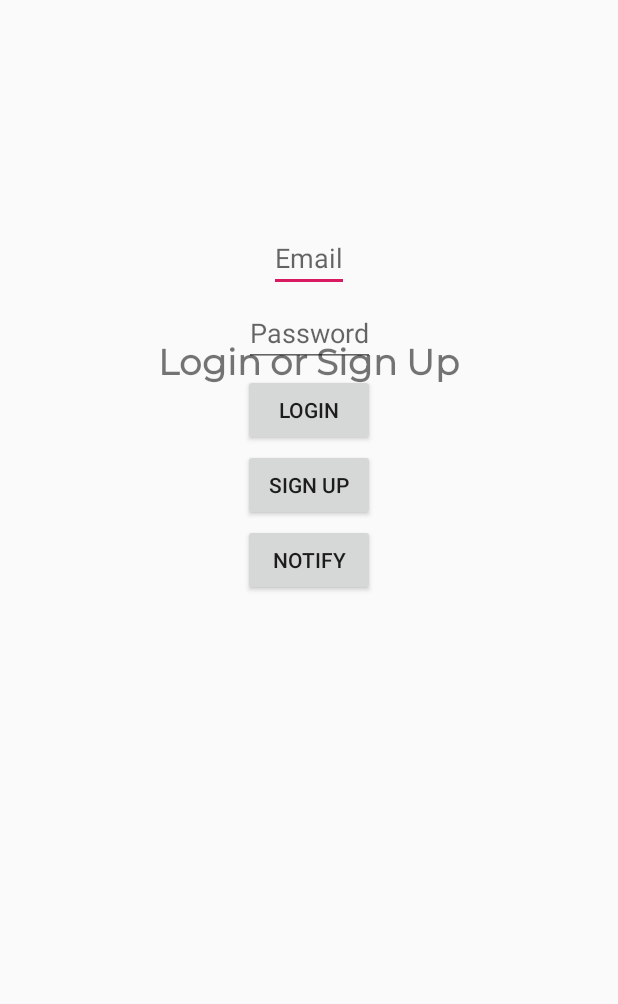
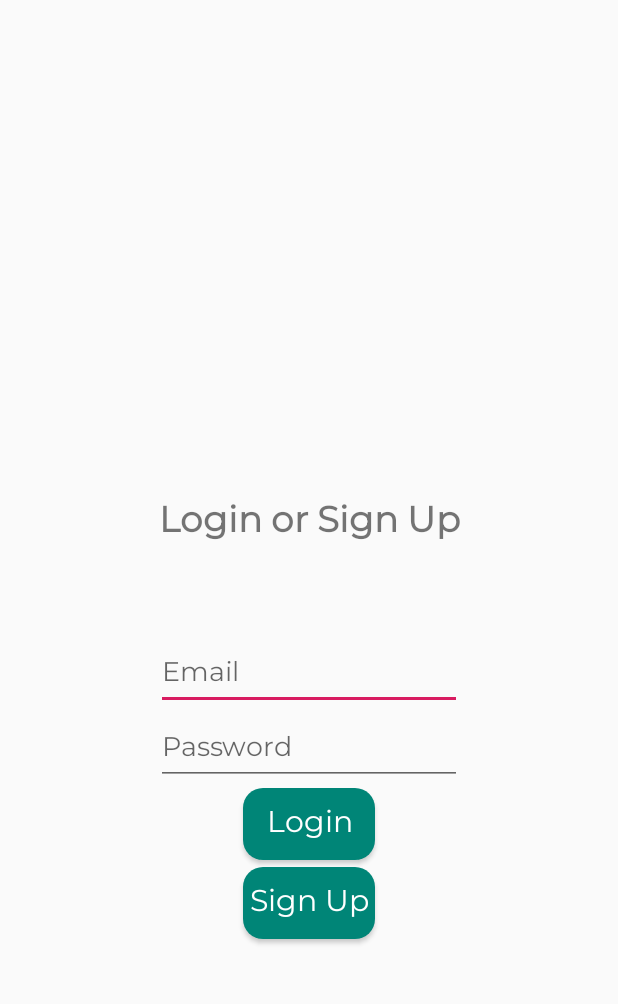
Before and after one commit to apgearhart1/Vend_, an Android app: the screen it shows after launch (login), on a phone screen of 412 x 824 dp, the part 226-1230 px from its top. Run offline under Robolectric (Android 15) with nearby library versions, the phone set to English and light mode, and no system bars; our stand-ins replace Firebase (no records; nobody signed in at launch, a user with empty details on screens opened directly); 1 statement that could not run was skipped.

Commit message:
Fixed Frontpage layout
Font may need to be changed

```diff
--- /dev/null
+++ b/app/src/main/res/drawable/buttonshape.xml
@@ -0,0 +1,18 @@
+<?xml version="1.0" encoding="utf-8"?>
+<shape xmlns:android="http://schemas.android.com/apk/res/android"
+    android:shape="rectangle">
+
+    <corners
+        android:radius="13dp"
+
+    />
+
+    <solid
+        android:color="#008577"
+    />
+
+    <size
+        android:width="48dp"
+        android:height="28dp"
+        />
+</shape>
--- a/app/src/main/res/layout/activity_add_spot.xml
+++ b/app/src/main/res/layout/activity_add_spot.xml
@@ -12,6 +12,8 @@
         android:layout_height="wrap_content"
         android:layout_marginStart="16dp"
         android:layout_marginTop="16dp"
+        android:width="250dp"
+        android:height="80dp"
         android:ems="10"
         android:hint="Name"
         android:inputType="textPersonName"
@@ -22,6 +24,8 @@
         android:id="@+id/longitude"
         android:layout_width="wrap_content"
         android:layout_height="wrap_content"
+        android:width="250dp"
+        android:height="80dp"
         android:layout_marginStart="16dp"
         android:layout_marginTop="18dp"
         android:ems="10"
@@ -34,6 +38,8 @@
         android:id="@+id/latitude"
         android:layout_width="wrap_content"
         android:layout_height="wrap_content"
+        android:width="250dp"
+        android:height="80dp"
         android:layout_marginStart="16dp"
         android:layout_marginTop="19dp"
         android:ems="10"
@@ -46,6 +52,8 @@
         android:id="@+id/open"
         android:layout_width="wrap_content"
         android:layout_height="wrap_content"
+        android:width="250dp"
+        android:height="80dp"
         android:layout_marginStart="16dp"
         android:layout_marginTop="17dp"
         android:ems="10"
@@ -58,6 +66,8 @@
         android:id="@+id/close"
         android:layout_width="wrap_content"
         android:layout_height="wrap_content"
+        android:width="250dp"
+        android:height="80dp"
         android:layout_marginStart="16dp"
         android:layout_marginTop="19dp"
         android:ems="10"
@@ -79,6 +89,8 @@
         android:id="@+id/category"
         android:layout_width="wrap_content"
         android:layout_height="wrap_content"
+        android:width="250dp"
+        android:height="80dp"
         android:layout_marginStart="16dp"
         android:layout_marginTop="14dp"
         android:ems="10"
--- a/app/src/main/res/layout/activity_map.xml
+++ b/app/src/main/res/layout/activity_map.xml
@@ -22,50 +22,55 @@
 
     <EditText
         android:id="@+id/emailTxt"
-        android:layout_width="wrap_content"
-        android:layout_height="wrap_content"
+        android:layout_width="204dp"
+        android:layout_height="47dp"
+        android:layout_marginBottom="200dp"
+        android:fontFamily="@font/montserrat"
         android:hint="Email"
         app:layout_anchor="@+id/include"
-        app:layout_anchorGravity="top|center"
-        android:layout_marginTop="300dp"/>
+        app:layout_anchorGravity="bottom|center" />
 
     <EditText
         android:id="@+id/passwordTxt"
-        android:layout_width="wrap_content"
+        android:layout_width="204dp"
         android:layout_height="wrap_content"
+        android:layout_marginBottom="150dp"
+        android:fontFamily="@font/montserrat"
         android:hint="Password"
         android:inputType="textPassword"
         app:layout_anchor="@+id/include"
-        app:layout_anchorGravity="top|center"
-        android:layout_marginTop="350dp"/>
+        app:layout_anchorGravity="bottom|center" />
 
 
     <Button
         android:id="@+id/loginBtn"
         android:layout_width="wrap_content"
         android:layout_height="wrap_content"
+        android:layout_marginBottom="100dp"
+        android:background="@drawable/buttonshape"
+        android:fontFamily="@font/montserrat"
         android:text="Login"
-        android:layout_marginTop="400dp"
+        android:textAllCaps="false"
+        android:textColor="@android:color/white"
+        android:textSize="20sp"
         app:layout_anchor="@+id/include"
-        app:layout_anchorGravity="top|center" />
+        app:layout_anchorGravity="bottom|center" />
 
     <Button
+
         android:id="@+id/signUpBtn"
         android:layout_width="wrap_content"
         android:layout_height="wrap_content"
+        android:layout_marginBottom="47dp"
+        android:background="@drawable/buttonshape"
+        android:fontFamily="@font/montserrat"
         android:text="Sign Up"
-        android:layout_marginTop="450dp"
+        android:textAllCaps="false"
+        android:textColor="@android:color/white"
+        android:textSize="20sp"
         app:layout_anchor="@+id/include"
-        app:layout_anchorGravity="top|center" />
-    <Button
-        android:id="@+id/NotifyBtn"
-        android:layout_width="wrap_content"
-        android:layout_height="wrap_content"
-        android:text="Notify"
-        android:layout_marginTop="500dp"
-        app:layout_anchor="@+id/include"
-        app:layout_anchorGravity="top|center"
-        android:onClick="sendNotification"/>
+        app:layout_anchorGravity="bottom|center" />
+
 
 
 
--- a/app/src/main/res/layout/content_map.xml
+++ b/app/src/main/res/layout/content_map.xml
@@ -12,6 +12,7 @@
         android:id="@+id/sample_text2"
         android:layout_width="wrap_content"
         android:layout_height="32dp"
+        android:layout_marginTop="32dp"
         android:fontFamily="@font/montserrat"
         android:text="Login or Sign Up"
         android:textAlignment="center"
@@ -19,10 +20,10 @@
         android:textStyle="bold"
         app:layout_constraintBottom_toBottomOf="parent"
         app:layout_constraintEnd_toEndOf="parent"
-        app:layout_constraintHorizontal_bias="0.497"
+        app:layout_constraintHorizontal_bias="0.502"
         app:layout_constraintStart_toStartOf="parent"
-        app:layout_constraintTop_toTopOf="parent"
-        app:layout_constraintVertical_bias="0.476" />
+        app:layout_constraintTop_toBottomOf="@+id/sample_text"
+        app:layout_constraintVertical_bias="0.49" />
 
     <TextView
         android:id="@+id/sample_text"
```
Also changed, not shown: 2 other files.
